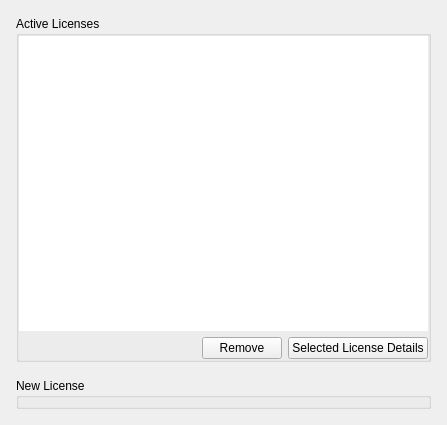
Old version of the form client/src/ui/widgets/system_settings/license_manager_widget.ui in the repository networkoptix/nx_open.
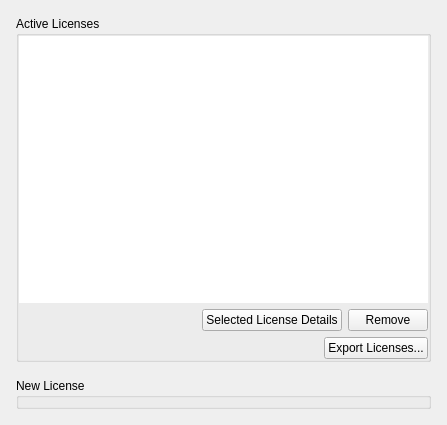
New version of the form. Custom widgets are drawn as their Qt base class.

Commit message:
VMS-2881 - Add "export" option for system licenses list
<==== Mercurial data ====>
Branch: dev_3.0.0_gui

```diff
--- a/client/src/ui/widgets/system_settings/license_manager_widget.ui
+++ b/client/src/ui/widgets/system_settings/license_manager_widget.ui
@@ -34,7 +34,7 @@
      <property name="flat">
       <bool>true</bool>
      </property>
-     <layout class="QVBoxLayout" name="verticalLayout_2" stretch="1,0">
+     <layout class="QGridLayout" name="gridLayout" columnstretch="1,0,0">
       <property name="leftMargin">
        <number>0</number>
       </property>
@@ -47,7 +47,7 @@
       <property name="bottomMargin">
        <number>0</number>
       </property>
-      <item>
+      <item row="0" column="0" colspan="3">
        <widget class="QTreeView" name="gridLicenses">
         <property name="frameShape">
          <enum>QFrame::NoFrame</enum>
@@ -69,22 +69,46 @@
         </property>
        </widget>
       </item>
-      <item>
-       <layout class="QHBoxLayout" name="horizontalLayout" stretch="1,0,0">
+      <item row="1" column="2">
+       <widget class="QPushButton" name="removeButton">
+        <property name="text">
+         <string>Remove</string>
+        </property>
+       </widget>
+      </item>
+      <item row="1" column="0" rowspan="2">
+       <widget class="QLabel" name="infoLabel">
+        <property name="wordWrap">
+         <bool>true</bool>
+        </property>
+       </widget>
+      </item>
+      <item row="1" column="1">
+       <widget class="QPushButton" name="detailsButton">
+        <property name="text">
+         <string>Selected License Details</string>
+        </property>
+       </widget>
+      </item>
+      <item row="2" column="1" colspan="2">
+       <layout class="QHBoxLayout" name="horizontalLayout">
         <item>
-         <widget class="QLabel" name="infoLabel"/>
-        </item>
-        <item>
-         <widget class="QPushButton" name="removeButton">
-          <property name="text">
-           <string>Remove</string>
+         <spacer name="horizontalSpacer">
+          <property name="orientation">
+           <enum>Qt::Horizontal</enum>
           </property>
-         </widget>
+          <property name="sizeHint" stdset="0">
+           <size>
+            <width>40</width>
+            <height>20</height>
+           </size>
+          </property>
+         </spacer>
         </item>
         <item>
-         <widget class="QPushButton" name="detailsButton">
+         <widget class="QPushButton" name="exportLicensesButton">
           <property name="text">
-           <string>Selected License Details</string>
+           <string>Export Licenses...</string>
           </property>
          </widget>
         </item>
```
The commit also changes 99 other files.
